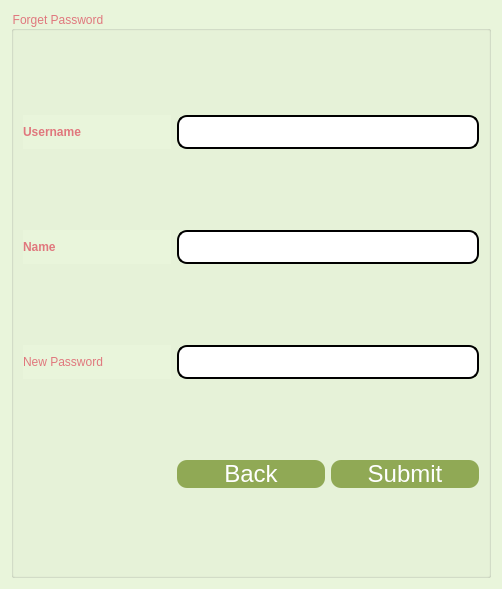
salmajaghoua23/Library, file newPasswd.ui: the form before one commit.
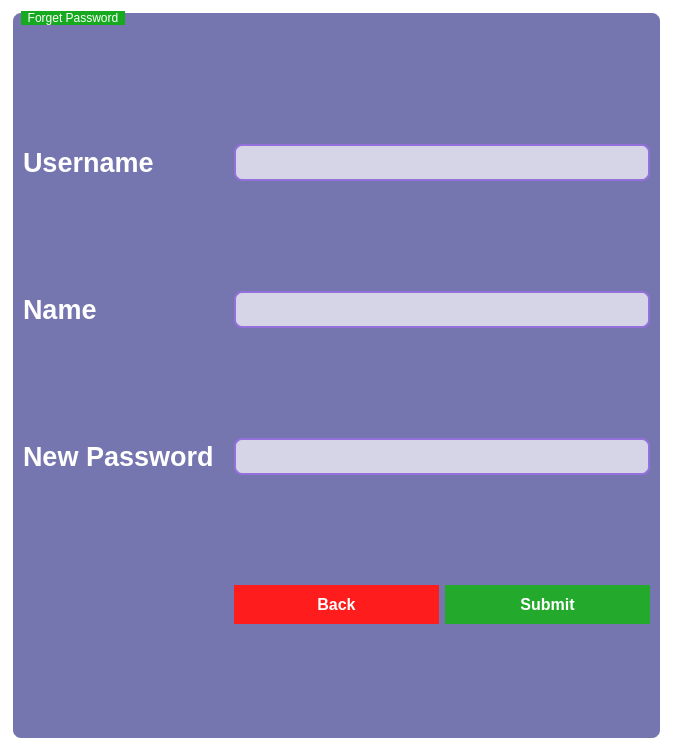
The form after the commit.

```diff
--- a/newPasswd.ui
+++ b/newPasswd.ui
@@ -6,24 +6,37 @@
    <rect>
     <x>0</x>
     <y>0</y>
-    <width>502</width>
-    <height>589</height>
+    <width>673</width>
+    <height>751</height>
    </rect>
   </property>
   <property name="windowTitle">
    <string>Dialog</string>
   </property>
   <property name="styleSheet">
-   <string notr="true">background-color:#e9f5db;</string>
+   <string notr="true">background-color:white;</string>
   </property>
   <layout class="QVBoxLayout" name="verticalLayout">
    <item>
     <widget class="QGroupBox" name="groupBox">
      <property name="styleSheet">
-      <string notr="true">font: 16pt &quot;Comic Sans MS&quot; Bold;
-border-color: rgb(196, 178, 255);
-border-color: rgb(170, 0, 255);
-color: #E0777D;</string>
+      <string notr="true">QGroupBox {
+    font: 16pt &quot;Georgia&quot;;
+    border: 2px solid white;
+    border-radius: 6px;
+    background-color:rgb(117, 117, 175);
+border-radius: 10px;
+    color: white;
+    padding: 10px;
+}
+
+QGroupBox::title {
+    subcontrol-origin: margin;
+    left: 10px;
+    padding: 0 5px;
+    color: white;
+    background-color: rgb(23, 170, 32)
+}</string>
      </property>
      <property name="title">
       <string>Forget Password</string>
@@ -32,11 +45,14 @@
       <item row="0" column="1" colspan="2">
        <widget class="QLineEdit" name="username">
         <property name="styleSheet">
-         <string notr="true">QLineEdit{
-	background-color: rgb(255, 255, 255);
-	 border: 2px  solid;
-     border-radius: 10px;
-	font: 24px
+         <string notr="true">QLineEdit {
+    background-color: rgba(255, 255, 255, 0.7);
+    border: 2px solid #9370DB;
+    border-radius: 8px;
+    padding: 6px 10px;
+    font-size: 16px;
+    color: #4B0082;
+    font-weight: bold;
 }</string>
         </property>
        </widget>
@@ -44,21 +60,29 @@
       <item row="0" column="0">
        <widget class="QLabel" name="label">
         <property name="styleSheet">
-         <string notr="true">font: 14pt &quot;Georgina&quot; Bold;</string>
+         <string notr="true">QLabel {
+    font: bold 18px &quot;Georgia&quot;;
+    color: rgb(85, 0, 127);
+    background-color: transparent;
+	font: 600 italic 22pt &quot;Segoe UI&quot;;
+}</string>
         </property>
         <property name="text">
-         <string>&lt;html&gt;&lt;head/&gt;&lt;body&gt;&lt;p&gt;&lt;span style=&quot; font-weight:700;&quot;&gt;Username&lt;/span&gt;&lt;/p&gt;&lt;/body&gt;&lt;/html&gt;</string>
+         <string>&lt;html&gt;&lt;head/&gt;&lt;body&gt;&lt;p&gt;&lt;span style=&quot; font-size:20pt; font-weight:700; font-style:normal; color:#ffffff;&quot;&gt;Username&lt;/span&gt;&lt;/p&gt;&lt;/body&gt;&lt;/html&gt;</string>
         </property>
        </widget>
       </item>
       <item row="1" column="1" colspan="2">
        <widget class="QLineEdit" name="name">
         <property name="styleSheet">
-         <string notr="true">QLineEdit{
-	background-color: rgb(255, 255, 255);
-	 border: 2px  solid;
-     border-radius: 	10px;
-	font: 24px
+         <string notr="true">QLineEdit {
+    background-color: rgba(255, 255, 255, 0.7);
+    border: 2px solid #9370DB;
+    border-radius: 8px;
+    padding: 6px 10px;
+    font-size: 16px;
+    color: #4B0082;
+    font-weight: bold;
 }</string>
         </property>
        </widget>
@@ -66,42 +90,73 @@
       <item row="2" column="0">
        <widget class="QLabel" name="label_2">
         <property name="styleSheet">
-         <string notr="true">font: 14pt &quot;Georgina&quot; Bold;</string>
+         <string notr="true">QLabel {
+    font: bold 18px &quot;Georgia&quot;;
+    color: rgb(85, 0, 127);
+    background-color: transparent;
+	font: 600 italic 22pt &quot;Segoe UI&quot;;
+}</string>
         </property>
         <property name="text">
-         <string>New Password</string>
+         <string>&lt;html&gt;&lt;head/&gt;&lt;body&gt;&lt;p&gt;&lt;span style=&quot; font-size:20pt; font-weight:700; font-style:normal; color:#ffffff;&quot;&gt;New Password&lt;/span&gt;&lt;/p&gt;&lt;/body&gt;&lt;/html&gt;</string>
         </property>
        </widget>
       </item>
       <item row="3" column="1">
        <widget class="QPushButton" name="backButton">
         <property name="styleSheet">
-         <string notr="true">QPushButton{
-border-radius:10px;
-padding : 0 4px;
-background: #90a955;
-border -radius:10px;
-color: rgb(255, 255, 255);
-font: 24px
+         <string notr="true">/* Base Button Style */
+QPushButton {
+    background-color: rgb(255, 28, 28);  /* Royal Purple */
+    color: white;            /* Gold Text */
+    border: none;
+    border-radius: 20px;        /* Rounded Corners */
+    padding: 10px 20px;
+    font-size: 16px;
+    font-weight: bold;
+    transition: all 0.3s ease-in-out;
 }
-QPushButton:hover:!pressed
 
-{
-background:#e0777d;
+/* Hover Effect */
+QPushButton:hover {
+    background-color: rgb(179, 126, 82); /* Brighter Purple */
+    color: #FFFACD;             /* Lemon Chiffon */
+    border: 1px solid #FFD700;  /* Gold Border */
 }
-QToolButton
-{
 
-border-radius:10px;
-bacground:red;
-color:red;
+/* Pressed Effect */
+QPushButton:pressed {
+    background-color: #4B0082;  /* Indigo */
+    color: #D4AF37;             /* Metallic Gold */
+    font-size: 15px;            /* Slight Shrink */
+    padding: 11px 21px;         /* Compensates for Shrink */
 }
 
-QPushButton:pressed
-{
-              font-size: 19px;
-              transition: 0.9s; 
-}</string>
+/* Focus Effect */
+QPushButton:focus {
+    outline: none;
+    border: 2px solid #FFD700;
+}
+
+/* Accent Button Variant */
+QPushButton.accent {
+    background-color: #FFD700;  /* Gold */
+    color: #4B0082;             /* Deep Purple */
+}
+
+QPushButton.accent:hover {
+    background-color: #F0E68C;  /* Khaki */
+    color: #4B0082;
+    border: 1px solid #D4AF37;
+}
+
+QPushButton.accent:pressed {
+    background-color: #D4AF37;  /* Metallic Gold */
+    color: #4B0082;
+    font-size: 15px;
+    padding: 11px 21px;
+}
+</string>
         </property>
         <property name="text">
          <string>Back</string>
@@ -111,11 +166,14 @@
       <item row="2" column="1" colspan="2">
        <widget class="QLineEdit" name="newpass">
         <property name="styleSheet">
-         <string notr="true">QLineEdit{
-	background-color: rgb(255, 255, 255);
-	 border: 2px  solid;
-     border-radius: 10px;
-	font: 24px
+         <string notr="true">QLineEdit {
+    background-color: rgba(255, 255, 255, 0.7);
+    border: 2px solid #9370DB;
+    border-radius: 8px;
+    padding: 6px 10px;
+    font-size: 16px;
+    color: #4B0082;
+    font-weight: bold;
 }</string>
         </property>
         <property name="echoMode">
@@ -126,42 +184,73 @@
       <item row="1" column="0">
        <widget class="QLabel" name="label_3">
         <property name="styleSheet">
-         <string notr="true">font: 14pt &quot;Georgina&quot; Bold;</string>
+         <string notr="true">QLabel {
+    font: bold 18px &quot;Georgia&quot;;
+    color: rgb(85, 0, 127);
+    background-color: transparent;
+	font: 600 italic 22pt &quot;Segoe UI&quot;;
+}</string>
         </property>
         <property name="text">
-         <string>&lt;html&gt;&lt;head/&gt;&lt;body&gt;&lt;p&gt;&lt;span style=&quot; font-weight:700;&quot;&gt;Name&lt;/span&gt;&lt;/p&gt;&lt;/body&gt;&lt;/html&gt;</string>
+         <string>&lt;html&gt;&lt;head/&gt;&lt;body&gt;&lt;p&gt;&lt;span style=&quot; font-size:20pt; font-weight:700; font-style:normal; color:#ffffff;&quot;&gt;Name&lt;/span&gt;&lt;/p&gt;&lt;/body&gt;&lt;/html&gt;</string>
         </property>
        </widget>
       </item>
       <item row="3" column="2">
        <widget class="QPushButton" name="submitButton">
         <property name="styleSheet">
-         <string notr="true">QPushButton{
-border-radius:10px;
-padding : 0 4px;
-background: #90A955;
-border -radius:10px;
-color: rgb(255, 255, 255);
-font: 24px
+         <string notr="true">/* Base Button Style */
+QPushButton {
+    background-color: rgb(35, 170, 44);  /* Royal Purple */
+    color: white;            /* Gold Text */
+    border: none;
+    border-radius: 20px;        /* Rounded Corners */
+    padding: 10px 20px;
+    font-size: 16px;
+    font-weight: bold;
+    transition: all 0.3s ease-in-out;
 }
-QPushButton:hover:!pressed
 
-{
-background:#E0777D;
+/* Hover Effect */
+QPushButton:hover {
+    background-color: rgb(179, 126, 82); /* Brighter Purple */
+    color: #FFFACD;             /* Lemon Chiffon */
+    border: 1px solid #FFD700;  /* Gold Border */
 }
-QToolButton
-{
 
-border-radius:10px;
-bacground:red;
-color:red;
+/* Pressed Effect */
+QPushButton:pressed {
+    background-color: #4B0082;  /* Indigo */
+    color: #D4AF37;             /* Metallic Gold */
+    font-size: 15px;            /* Slight Shrink */
+    padding: 11px 21px;         /* Compensates for Shrink */
 }
 
-QPushButton:pressed
-{
-              font-size: 19px;
-              transition: 0.9s; 
-}</string>
+/* Focus Effect */
+QPushButton:focus {
+    outline: none;
+    border: 2px solid #FFD700;
+}
+
+/* Accent Button Variant */
+QPushButton.accent {
+    background-color: #FFD700;  /* Gold */
+    color: #4B0082;             /* Deep Purple */
+}
+
+QPushButton.accent:hover {
+    background-color: #F0E68C;  /* Khaki */
+    color: #4B0082;
+    border: 1px solid #D4AF37;
+}
+
+QPushButton.accent:pressed {
+    background-color: #D4AF37;  /* Metallic Gold */
+    color: #4B0082;
+    font-size: 15px;
+    padding: 11px 21px;
+}
+</string>
         </property>
         <property name="text">
          <string>Submit</string>
```
Left out of the diff: 2 changed lines with no effect on the pictures.
